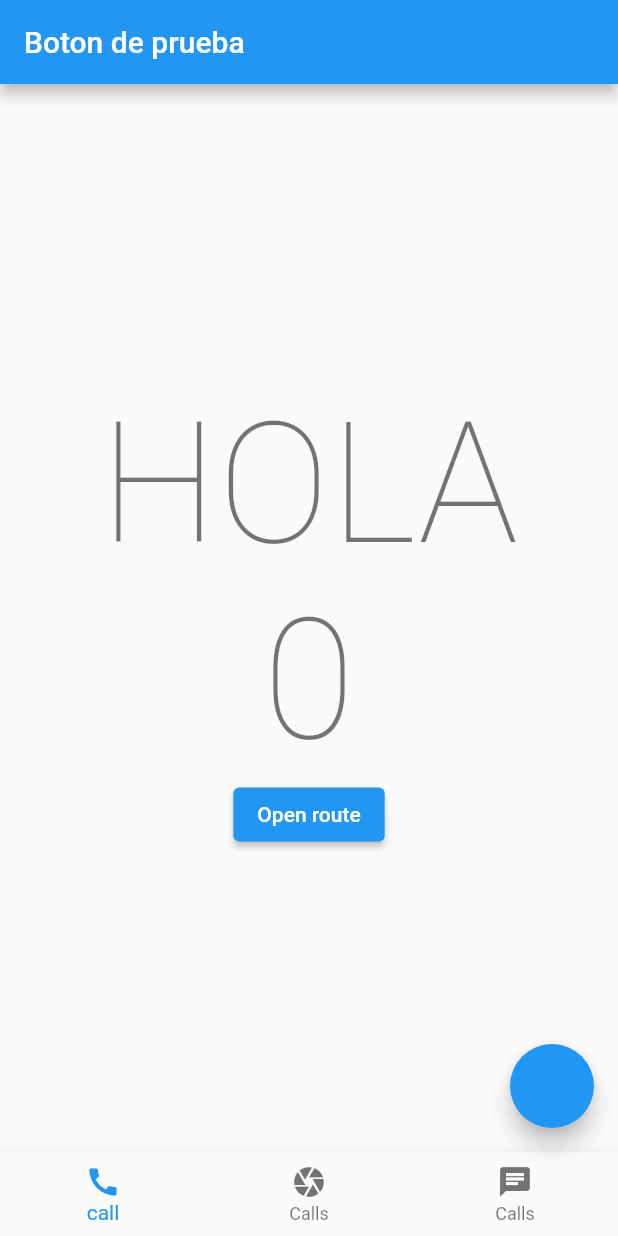
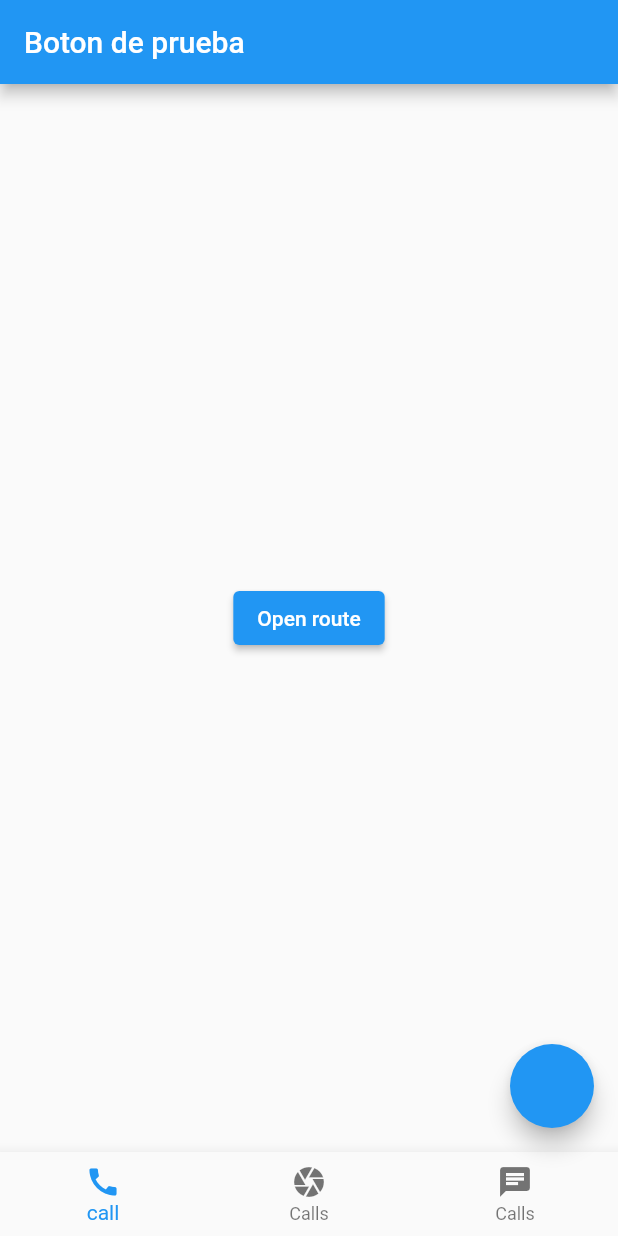
Before and after one commit to dsocasc/ParkCar, a Flutter app: the screen it shows after launch, on a phone screen of 412 x 824 dp. Run offline on Flutter 3.47's test engine with Material 2 defaults, Android fonts, the phone set to English and light mode, and no system bars; our stand-ins replace flutter_map, geolocator, latlong2.

```diff
--- a/lib/main.dart
+++ b/lib/main.dart
@@ -127,14 +127,6 @@ class _MyHomePageState extends State<MyHomePage> {
           // horizontal).
           mainAxisAlignment: MainAxisAlignment.center,
           children: <Widget>[
-            Text(
-              'HOLA',
-              style: Theme.of(context).textTheme.displayLarge,
-            ),
-            Text(
-              '$_counter',
-              style: Theme.of(context).textTheme.displayLarge,
-            ),
 
             ElevatedButton(
               child: const Text('Open route'),
```
